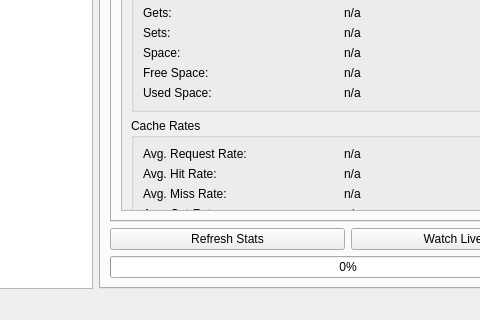
Qt form src/MainWindow.ui (licface/memcached-manager) before a commit; both pictures show x 116 to 596 and y 271 to 591 of the 722 by 591 pixel window.
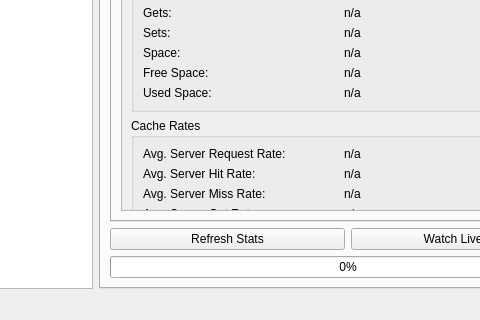
The same form after that commit. The open tabs and pages were chosen to show the change. Icons and pictures are not drawn.

Commit message: Fixed Tab order in Add Dialog Change verbage on Server Stats Tab

The edit to the form file:
```diff
--- a/src/MainWindow.ui
+++ b/src/MainWindow.ui
@@ -233,13 +233,13 @@
               <property name="widgetResizable" >
                <bool>true</bool>
               </property>
-              <widget class="QWidget" name="scrollAreaWidgetContents_2" >
-               <property name="geometry" >
+              <widget class="QWidget" name="scrollAreaWidgetContents_2">
+               <property name="geometry">
                 <rect>
                  <x>0</x>
                  <y>0</y>
-                 <width>182</width>
-                 <height>620</height>
+                 <width>432</width>
+                 <height>612</height>
                 </rect>
                </property>
                <layout class="QVBoxLayout" name="verticalLayout_3" >
@@ -496,10 +496,10 @@
                      </property>
                     </widget>
                    </item>
-                   <item row="0" column="0" >
-                    <widget class="QLabel" name="lblRequestRateAvgTxt" >
-                     <property name="text" >
-                      <string>Avg. Request Rate:</string>
+                   <item row="0" column="0">
+                    <widget class="QLabel" name="lblRequestRateAvgTxt">
+                     <property name="text">
+                      <string>Avg. Server Request Rate:</string>
                      </property>
                     </widget>
                    </item>
@@ -510,10 +510,10 @@
                      </property>
                     </widget>
                    </item>
-                   <item row="1" column="0" >
-                    <widget class="QLabel" name="lblHitRateAvgTxt" >
-                     <property name="text" >
-                      <string>Avg. Hit Rate:</string>
+                   <item row="1" column="0">
+                    <widget class="QLabel" name="lblHitRateAvgTxt">
+                     <property name="text">
+                      <string>Avg. Server Hit Rate:</string>
                      </property>
                     </widget>
                    </item>
@@ -524,10 +524,10 @@
                      </property>
                     </widget>
                    </item>
-                   <item row="2" column="0" >
-                    <widget class="QLabel" name="lblMissRateAvgTxt" >
-                     <property name="text" >
-                      <string>Avg. Miss Rate:</string>
+                   <item row="2" column="0">
+                    <widget class="QLabel" name="lblMissRateAvgTxt">
+                     <property name="text">
+                      <string>Avg. Server Miss Rate:</string>
                      </property>
                     </widget>
                    </item>
@@ -538,10 +538,10 @@
                      </property>
                     </widget>
                    </item>
-                   <item row="3" column="0" >
-                    <widget class="QLabel" name="lblGetRateAvgTxt" >
-                     <property name="text" >
-                      <string>Avg. Get Rate:</string>
+                   <item row="3" column="0">
+                    <widget class="QLabel" name="lblGetRateAvgTxt">
+                     <property name="text">
+                      <string>Avg. Server Get Rate:</string>
                      </property>
                     </widget>
                    </item>
```
Left out of the diff: 791 changed lines with no effect on the pictures. The commit also changes 6 other files.
